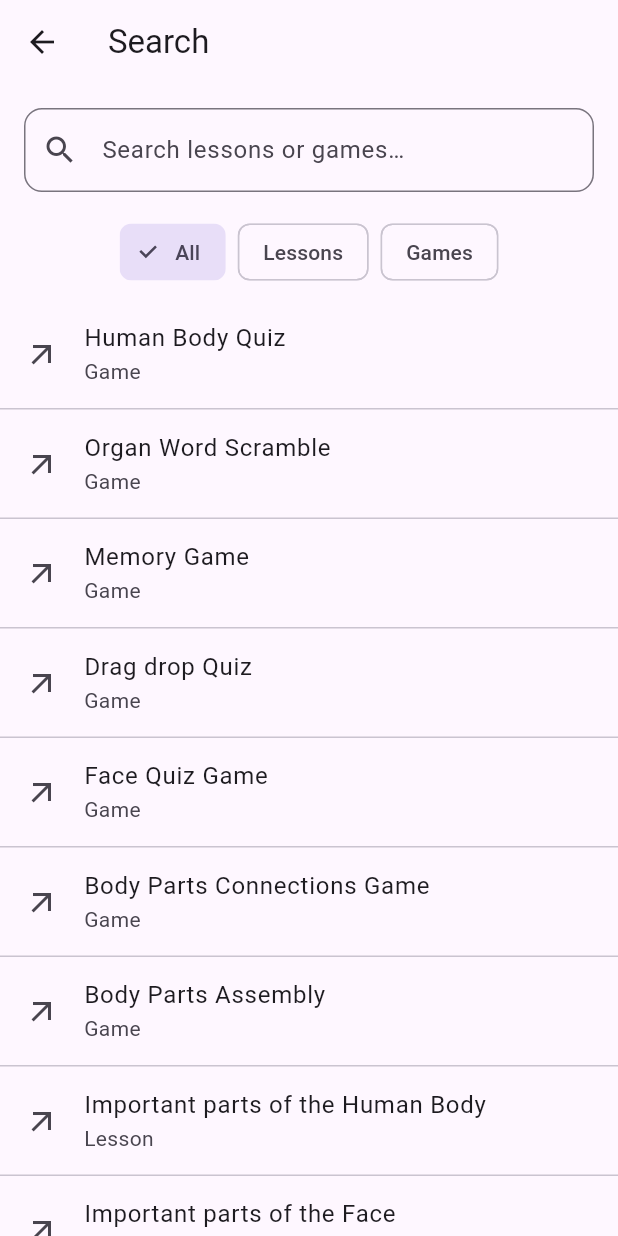
After one commit to rahus12/BioAppDR, a Flutter app: the SearchPage screen opened by its route, on a phone screen of 412 x 824 dp. The commit adds this screen. Run offline on Flutter 3.47's test engine with Material 3 defaults, Android fonts, the phone set to English and light mode, and no system bars; our stand-ins replace flutter_animate, flutter_tts, shared_preferences, speech_to_text; accounts and stored records are empty.

Commit message:
Adding search functionality

```diff
--- /dev/null
+++ b/lib/pages/search.dart
@@ -0,0 +1,113 @@
+import 'package:flutter/material.dart';
+import 'package:bioappdr/pages/search_index.dart';
+
+class SearchPage extends StatefulWidget {
+  final String initialQuery;
+  final String initialType; // 'all' | 'lesson' | 'game'
+  const SearchPage({super.key, this.initialQuery = '', this.initialType = 'all'});
+
+  @override
+  State<SearchPage> createState() => _SearchPageState();
+}
+
+class _SearchPageState extends State<SearchPage> {
+  late final TextEditingController _controller;
+  String _query = '';
+  String _type = 'all';
+
+  @override
+  void initState() {
+    super.initState();
+    _query = widget.initialQuery;
+    _type = widget.initialType;
+    _controller = TextEditingController(text: _query);
+  }
+
+  @override
+  void dispose() {
+    _controller.dispose();
+    super.dispose();
+  }
+
+  @override
+  Widget build(BuildContext context) {
+    final String? filterType = _type == 'all' ? null : _type;
+    final List<SearchItem> results = filterSearchItems(_query, type: filterType);
+    return Scaffold(
+      appBar: AppBar(
+        title: const Text('Search'),
+      ),
+      body: Column(
+        children: [
+          Padding(
+            padding: const EdgeInsets.all(16.0),
+            child: TextField(
+              controller: _controller,
+              decoration: InputDecoration(
+                hintText: 'Search lessons or games…',
+                prefixIcon: const Icon(Icons.search),
+                suffixIcon: _query.isEmpty
+                    ? null
+                    : IconButton(
+                        icon: const Icon(Icons.clear),
+                        onPressed: () {
+                          setState(() {
+                            _query = '';
+                            _controller.clear();
+                          });
+                        },
+                      ),
+                border: OutlineInputBorder(
+                  borderRadius: BorderRadius.circular(12),
+                ),
+              ),
+              onChanged: (value) => setState(() => _query = value),
+              textInputAction: TextInputAction.search,
+            ),
+          ),
+          Padding(
+            padding: const EdgeInsets.symmetric(horizontal: 16.0),
+            child: Wrap(
+              spacing: 8,
+              children: [
+                ChoiceChip(
+                  label: const Text('All'),
+                  selected: _type == 'all',
+                  onSelected: (v) => setState(() => _type = 'all'),
+                ),
+                ChoiceChip(
+                  label: const Text('Lessons'),
+                  selected: _type == 'lesson',
+                  onSelected: (v) => setState(() => _type = 'lesson'),
+                ),
+                ChoiceChip(
+                  label: const Text('Games'),
+                  selected: _type == 'game',
+                  onSelected: (v) => setState(() => _type = 'game'),
+                ),
+              ],
+            ),
+          ),
+          const SizedBox(height: 8),
+          Expanded(
+            child: ListView.separated(
+              itemCount: results.length,
+              separatorBuilder: (_, __) => const Divider(height: 1),
+              itemBuilder: (context, index) {
+                final item = results[index];
+                return ListTile(
+                  title: Text(item.title),
+                  subtitle: Text(item.type == 'lesson' ? 'Lesson' : 'Game'),
+                  leading: const Icon(Icons.arrow_outward),
+                  onTap: () {
+                    Navigator.pushNamed(context, item.route);
+                  },
+                );
+              },
+            ),
+          ),
+        ],
+      ),
+    );
+  }
+}
--- /dev/null
+++ b/lib/pages/search_index.dart
@@ -0,0 +1,100 @@
+import 'package:flutter/foundation.dart';
+
+class SearchItem {
+  final String title;
+  final String route;
+  final List<String> keywords;
+  final String type; // e.g., 'lesson', 'game'
+
+  const SearchItem({
+    required this.title,
+    required this.route,
+    this.keywords = const [],
+    required this.type,
+  });
+}
+
+/// Central index of searchable destinations.
+/// Add new items here to make them discoverable via search and deep links.
+const List<SearchItem> searchItems = [
+  SearchItem(
+    title: 'Human Body Quiz',
+    route: '/question',
+    keywords: ['quiz', 'mcq', 'body', 'organs', 'test'],
+    type: 'game',
+  ),
+  SearchItem(
+    title: 'Organ Word Scramble',
+    route: '/wordscramble',
+    keywords: ['word', 'scramble', 'anagram', 'organs'],
+    type: 'game',
+  ),
+  SearchItem(
+    title: 'Memory Game',
+    route: '/memorygame',
+    keywords: ['memory', 'cards', 'match', 'organs'],
+    type: 'game',
+  ),
+  SearchItem(
+    title: 'Drag drop Quiz',
+    route: '/dragdrop',
+    keywords: ['drag', 'drop', 'label', 'match'],
+    type: 'game',
+  ),
+  SearchItem(
+    title: 'Face Quiz Game',
+    route: '/facequizgame',
+    keywords: ['face', 'quiz', 'game'],
+    type: 'game',
+  ),
+  SearchItem(
+    title: 'Body Parts Connections Game',
+    route: '/bodypartsconnections',
+    keywords: ['connect', 'pairs', 'organs', 'relations'],
+    type: 'game',
+  ),
+  SearchItem(
+    title: 'Body Parts Assembly',
+    route: '/bodyassembly',
+    keywords: ['assembly', 'puzzle', 'drag'],
+    type: 'game',
+  ),
+  SearchItem(
+    title: 'Important parts of the Human Body',
+    route: '/lesson',
+    keywords: ['lesson', 'body', 'organs', 'learn'],
+    type: 'lesson',
+  ),
+  SearchItem(
+    title: 'Important parts of the Face',
+    route: '/facelesson',
+    keywords: ['lesson', 'face', 'learn'],
+    type: 'lesson',
+  ),
+  SearchItem(
+    title: 'Body learning - Speech recognition',
+    route: '/learningpage',
+    keywords: ['speech', 'voice', 'body', 'learn'],
+    type: 'lesson',
+  ),
+  SearchItem(
+    title: 'Face learning - Speech recognition',
+    route: '/facelearningpage',
+    keywords: ['speech', 'voice', 'face', 'learn'],
+    type: 'lesson',
+  ),
+];
+
+List<SearchItem> filterSearchItems(String query, {String? type}) {
+  final String q = query.trim().toLowerCase();
+  Iterable<SearchItem> items = searchItems;
+  if (type != null) {
+    items = items.where((i) => i.type == type);
+  }
+  if (q.isEmpty) return items.toList(growable: false);
+  return items.where((item) {
+    final inTitle = item.title.toLowerCase().contains(q);
+    final inKeywords = item.keywords.any((k) => k.toLowerCase().contains(q));
+    return inTitle || inKeywords;
+  }).toList(growable: false);
+}
```
Also changed, not shown: lib/main.dart (+38 -2 lines), lib/pages/Home.dart (+16 -0 lines), pubspec.lock.
